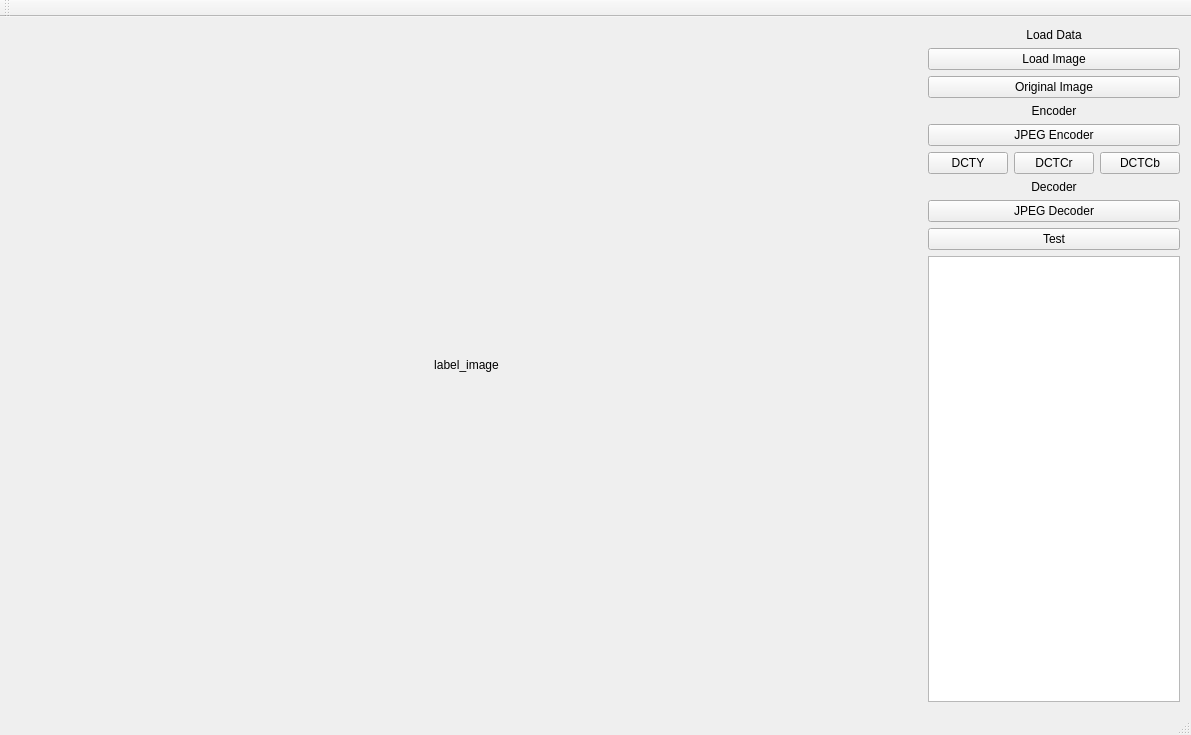
Qt form Assignment 2/Assignment 2 Code/Assignment 2 Code/Assignment2Code.ui (jingyangcarl/CSCI576) before a commit.
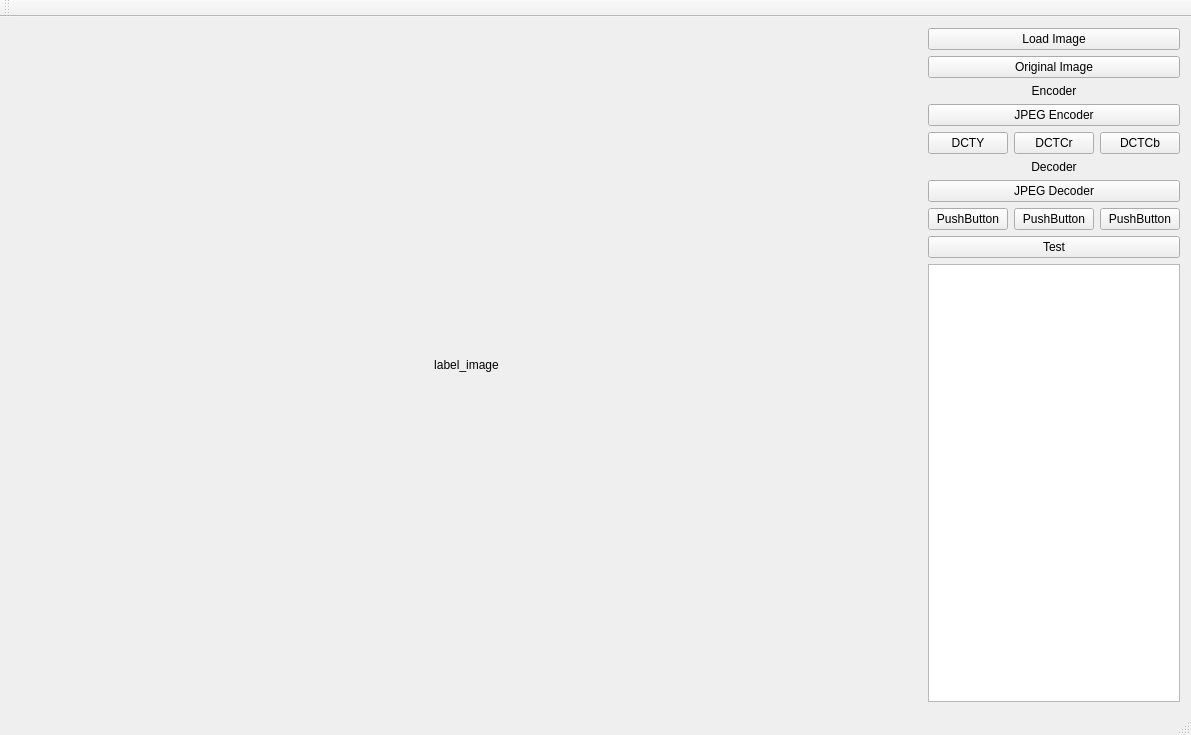
The same form after that commit.

Commit message: Add ZigZagDeseries for JPEG Decoder

What changed in the file:
```diff
--- a/Assignment 2/Assignment 2 Code/Assignment 2 Code/Assignment2Code.ui
+++ b/Assignment 2/Assignment 2 Code/Assignment 2 Code/Assignment2Code.ui
@@ -31,55 +31,38 @@
     </item>
     <item row="0" column="1">
      <layout class="QGridLayout" name="gridLayout_control">
-      <item row="5" column="0">
+      <item row="4" column="0">
        <widget class="QPushButton" name="pushButton_dcty">
         <property name="text">
          <string>DCTY</string>
         </property>
        </widget>
       </item>
-      <item row="5" column="1">
+      <item row="4" column="1">
        <widget class="QPushButton" name="pushButton_dctcr">
         <property name="text">
          <string>DCTCr</string>
         </property>
        </widget>
       </item>
-      <item row="5" column="2">
-       <widget class="QPushButton" name="pushButton_dctcb">
+      <item row="8" column="0" colspan="3">
+       <widget class="QPushButton" name="pushButton_test">
         <property name="text">
-         <string>DCTCb</string>
+         <string>Test</string>
         </property>
        </widget>
       </item>
       <item row="9" column="0" colspan="3">
        <widget class="QTextBrowser" name="textBrowser_output"/>
       </item>
-      <item row="4" column="0" colspan="3">
+      <item row="3" column="0" colspan="3">
        <widget class="QPushButton" name="pushButton_jpeg_encoder">
         <property name="text">
          <string>JPEG Encoder</string>
         </property>
        </widget>
       </item>
-      <item row="7" column="0" colspan="3">
-       <widget class="QPushButton" name="pushButton_jpeg_decoder">
-        <property name="text">
-         <string>JPEG Decoder</string>
-        </property>
-       </widget>
-      </item>
-      <item row="6" column="0" colspan="3">
-       <widget class="QLabel" name="label_3">
-        <property name="text">
-         <string>Decoder</string>
-        </property>
-        <property name="alignment">
-         <set>Qt::AlignCenter</set>
-        </property>
-       </widget>
-      </item>
-      <item row="3" column="0" colspan="3">
+      <item row="2" column="0" colspan="3">
        <widget class="QLabel" name="label_2">
         <property name="text">
          <string>Encoder</string>
@@ -89,37 +72,65 @@
         </property>
        </widget>
       </item>
-      <item row="1" column="0" colspan="3">
+      <item row="0" column="0" colspan="3">
        <widget class="QPushButton" name="pushButton_load">
         <property name="text">
          <string>Load Image</string>
         </property>
        </widget>
       </item>
-      <item row="8" column="0" colspan="3">
-       <widget class="QPushButton" name="pushButton_test">
+      <item row="4" column="2">
+       <widget class="QPushButton" name="pushButton_dctcb">
         <property name="text">
-         <string>Test</string>
+         <string>DCTCb</string>
         </property>
        </widget>
       </item>
-      <item row="0" column="0" colspan="3">
-       <widget class="QLabel" name="label">
+      <item row="5" column="0" colspan="3">
+       <widget class="QLabel" name="label_3">
         <property name="text">
-         <string>Load Data</string>
+         <string>Decoder</string>
         </property>
         <property name="alignment">
          <set>Qt::AlignCenter</set>
         </property>
        </widget>
       </item>
-      <item row="2" column="0" colspan="3">
+      <item row="1" column="0" colspan="3">
        <widget class="QPushButton" name="pushButton_original_image">
         <property name="text">
          <string>Original Image</string>
         </property>
        </widget>
       </item>
+      <item row="6" column="0" colspan="3">
+       <widget class="QPushButton" name="pushButton_jpeg_decoder">
+        <property name="text">
+         <string>JPEG Decoder</string>
+        </property>
+       </widget>
+      </item>
+      <item row="7" column="0">
+       <widget class="QPushButton" name="pushButton">
+        <property name="text">
+         <string>PushButton</string>
+        </property>
+       </widget>
+      </item>
+      <item row="7" column="1">
+       <widget class="QPushButton" name="pushButton_2">
+        <property name="text">
+         <string>PushButton</string>
+        </property>
+       </widget>
+      </item>
+      <item row="7" column="2">
+       <widget class="QPushButton" name="pushButton_3">
+        <property name="text">
+         <string>PushButton</string>
+        </property>
+       </widget>
+      </item>
      </layout>
     </item>
    </layout>
```
The commit also changes 27 other files.
